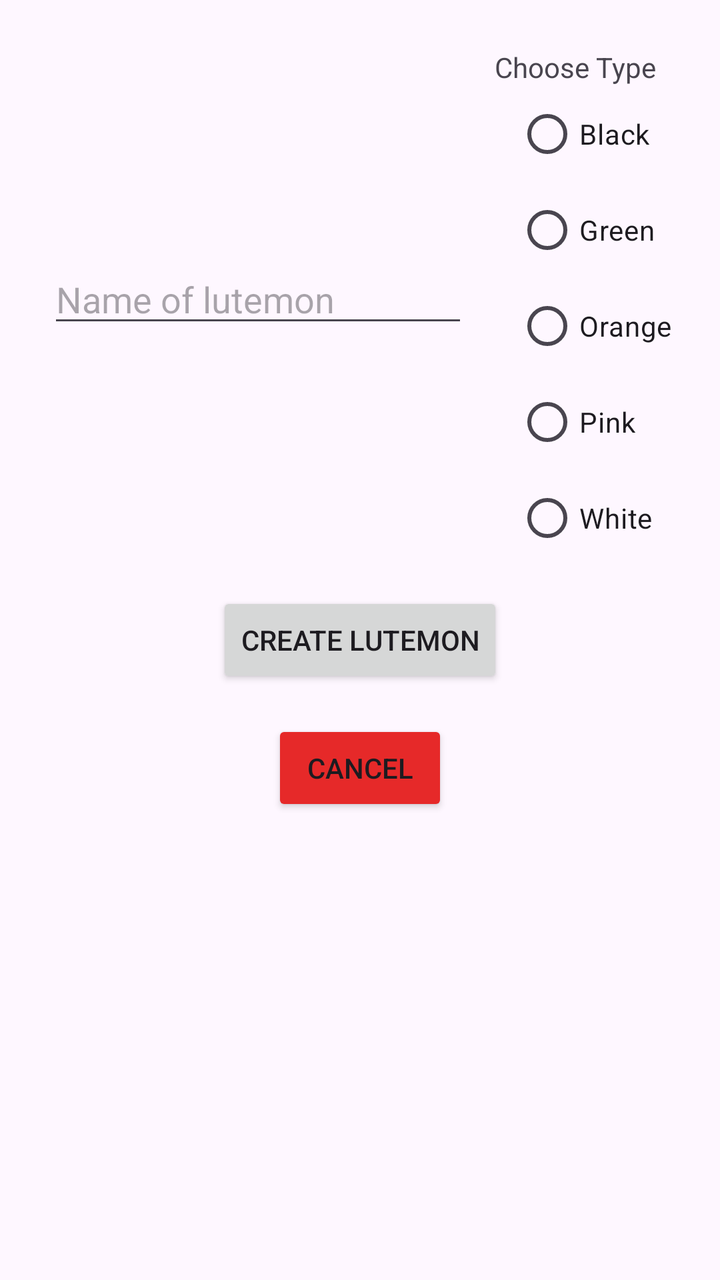
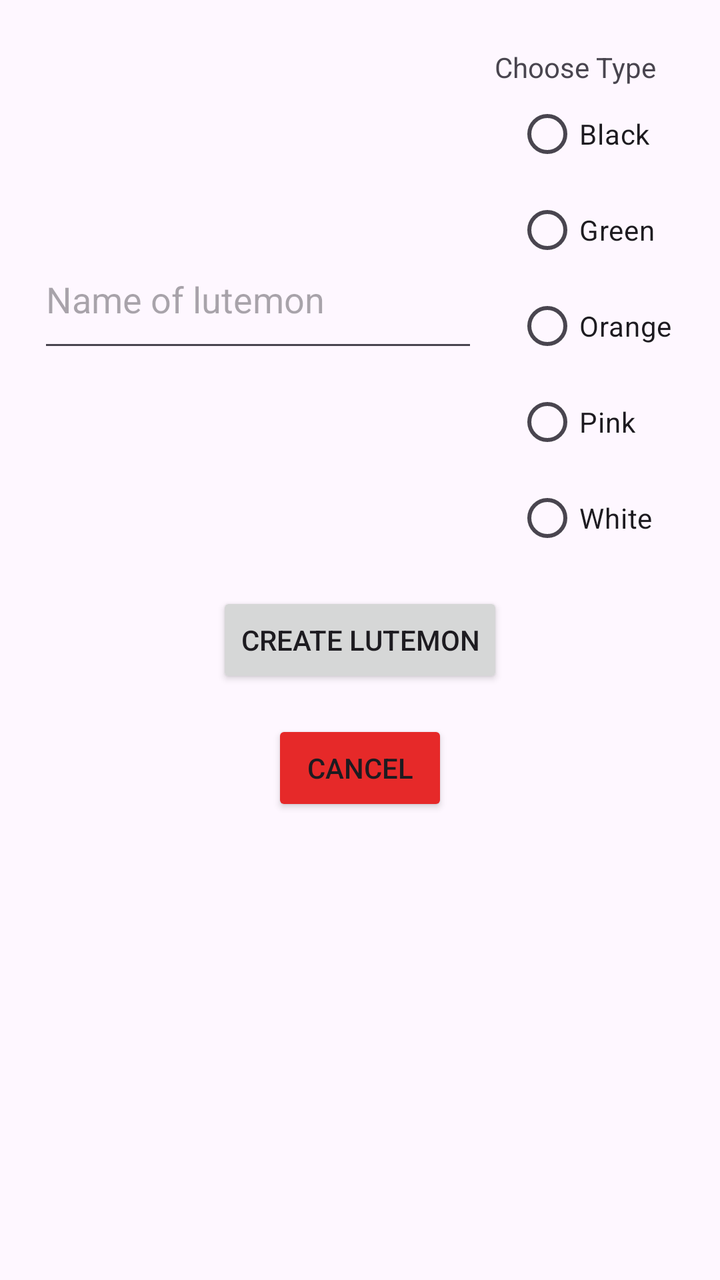

Screens rendered from an Android XML layout before and after an edit, with the pre-edit source and the edit as a unified diff.
<!-- AndroidManifest.xml: application theme Theme.OlioLUTEMON -->
<!-- res/layout/activity_create_lutemon.xml -->
<?xml version="1.0" encoding="utf-8"?>
<androidx.constraintlayout.widget.ConstraintLayout xmlns:android="http://schemas.android.com/apk/res/android"
    xmlns:app="http://schemas.android.com/apk/res-auto"
    xmlns:tools="http://schemas.android.com/tools"
    android:id="@+id/main"
    android:layout_width="match_parent"
    android:layout_height="match_parent"
    tools:context=".CreateLutemonActivity">

    <Button
        android:id="@+id/SubmitLutemonBtn"
        android:layout_width="wrap_content"
        android:layout_height="wrap_content"
        android:text="Create Lutemon"
        app:layout_constraintBottom_toBottomOf="parent"
        app:layout_constraintEnd_toEndOf="parent"
        app:layout_constraintStart_toStartOf="parent"
        app:layout_constraintTop_toTopOf="parent" />

    <Button
        android:id="@+id/CancelLutemonBtn"
        android:layout_width="wrap_content"
        android:layout_height="wrap_content"
        android:layout_marginTop="16dp"
        android:backgroundTint="#E62929"
        android:text="Cancel"
        app:layout_constraintEnd_toEndOf="parent"
        app:layout_constraintStart_toStartOf="parent"
        app:layout_constraintTop_toBottomOf="@+id/SubmitLutemonBtn" />

    <RadioGroup
        android:id="@+id/radioGroup"
        android:layout_width="wrap_content"
        android:layout_height="wrap_content"
        android:layout_marginEnd="24dp"
        app:layout_constraintEnd_toEndOf="parent"
        app:layout_constraintTop_toBottomOf="@+id/textView">

        <RadioButton
            android:id="@+id/LutemonBlackBtn"
            android:layout_width="match_parent"
            android:layout_height="wrap_content"
            android:text="Black" />

        <RadioButton
            android:id="@+id/LutemonGreenBtn"
            android:layout_width="match_parent"
            android:layout_height="wrap_content"
            android:text="Green" />

        <RadioButton
            android:id="@+id/LutemonOrangeBtn"
            android:layout_width="match_parent"
            android:layout_height="wrap_content"
            android:text="Orange" />

        <RadioButton
            android:id="@+id/LutemonPinkBtn"
            android:layout_width="match_parent"
            android:layout_height="wrap_content"
            android:text="Pink" />

        <RadioButton
            android:id="@+id/LutemonWhiteBtn"
            android:layout_width="match_parent"
            android:layout_height="wrap_content"
            android:text="White" />
    </RadioGroup>

    <EditText
        android:id="@+id/LutemonNameEdit"
        android:layout_width="wrap_content"
        android:layout_height="wrap_content"
        android:ems="10"
        android:hint="Name of lutemon"
        android:inputType="text"
        app:layout_constraintBottom_toTopOf="@+id/SubmitLutemonBtn"
        app:layout_constraintEnd_toStartOf="@+id/radioGroup"
        app:layout_constraintStart_toStartOf="parent"
        app:layout_constraintTop_toTopOf="parent" />

    <TextView
        android:id="@+id/textView"
        android:layout_width="wrap_content"
        android:layout_height="wrap_content"
        android:layout_marginTop="24dp"
        android:layout_marginEnd="32dp"
        android:text="Choose Type"
        app:layout_constraintEnd_toEndOf="parent"
        app:layout_constraintTop_toTopOf="parent" />
</androidx.constraintlayout.widget.ConstraintLayout>
<!-- resources referenced by this layout -->
<resources>
  <style name="Theme.OlioLUTEMON" parent="Base.Theme.OlioLUTEMON" />
  <style name="Base.Theme.OlioLUTEMON" parent="Theme.Material3.DayNight.NoActionBar">
          
          
      </style>
</resources>

<!-- the commit's change to res/layout/activity_create_lutemon.xml (unified diff, before → after) -->
@@ -11,6 +11,7 @@
         android:id="@+id/SubmitLutemonBtn"
         android:layout_width="wrap_content"
         android:layout_height="wrap_content"
+        android:onClick="createLutemon"
         android:text="Create Lutemon"
         app:layout_constraintBottom_toBottomOf="parent"
         app:layout_constraintEnd_toEndOf="parent"
@@ -23,13 +24,14 @@
         android:layout_height="wrap_content"
         android:layout_marginTop="16dp"
         android:backgroundTint="#E62929"
+        android:onClick="cancelCreation"
         android:text="Cancel"
         app:layout_constraintEnd_toEndOf="parent"
         app:layout_constraintStart_toStartOf="parent"
         app:layout_constraintTop_toBottomOf="@+id/SubmitLutemonBtn" />
 
     <RadioGroup
-        android:id="@+id/radioGroup"
+        android:id="@+id/RadioGroup"
         android:layout_width="wrap_content"
         android:layout_height="wrap_content"
         android:layout_marginEnd="24dp"
@@ -69,13 +71,13 @@
 
     <EditText
         android:id="@+id/LutemonNameEdit"
-        android:layout_width="wrap_content"
-        android:layout_height="wrap_content"
+        android:layout_width="220dp"
+        android:layout_height="66dp"
         android:ems="10"
         android:hint="Name of lutemon"
         android:inputType="text"
         app:layout_constraintBottom_toTopOf="@+id/SubmitLutemonBtn"
-        app:layout_constraintEnd_toStartOf="@+id/radioGroup"
+        app:layout_constraintEnd_toStartOf="@+id/RadioGroup"
         app:layout_constraintStart_toStartOf="parent"
         app:layout_constraintTop_toTopOf="parent" />
 
